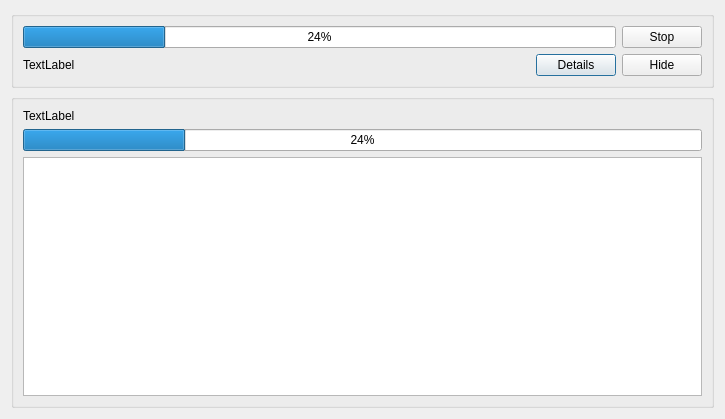
The window that src/ui/wizProgressDialog.ui (WizTeam/WizQTClient) describes before a commit, drawn with Qt 5.
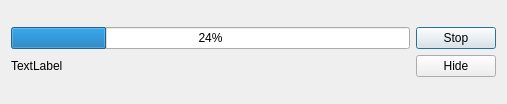
The same window after the commit.

Diff of the .ui file:
```diff
--- a/src/ui/wizProgressDialog.ui
+++ b/src/ui/wizProgressDialog.ui
@@ -6,8 +6,8 @@
    <rect>
     <x>0</x>
     <y>0</y>
-    <width>725</width>
-    <height>419</height>
+    <width>507</width>
+    <height>104</height>
    </rect>
   </property>
   <property name="sizePolicy">
@@ -21,12 +21,6 @@
   </property>
   <layout class="QVBoxLayout" name="verticalLayout_6">
    <item>
-    <widget class="QGroupBox" name="groupBox">
-     <property name="title">
-      <string/>
-     </property>
-     <layout class="QVBoxLayout" name="verticalLayout_4">
-      <item>
        <layout class="QHBoxLayout" name="horizontalLayout_2">
         <item>
          <layout class="QVBoxLayout" name="verticalLayout">
@@ -41,31 +35,17 @@
            <layout class="QHBoxLayout" name="horizontalLayout">
             <item>
              <widget class="QLabel" name="labelAction">
+           <property name="sizePolicy">
+            <sizepolicy hsizetype="Expanding" vsizetype="Preferred">
+             <horstretch>0</horstretch>
+             <verstretch>0</verstretch>
+            </sizepolicy>
+           </property>
               <property name="text">
                <string>TextLabel</string>
               </property>
              </widget>
             </item>
-            <item>
-             <spacer name="horizontalSpacer">
-              <property name="orientation">
-               <enum>Qt::Horizontal</enum>
-              </property>
-              <property name="sizeHint" stdset="0">
-               <size>
-                <width>40</width>
-                <height>20</height>
-               </size>
-              </property>
-             </spacer>
-            </item>
-            <item>
-             <widget class="QPushButton" name="pushButton_3">
-              <property name="text">
-               <string>Details</string>
-              </property>
-             </widget>
-            </item>
            </layout>
           </item>
          </layout>
@@ -89,53 +69,6 @@
          </layout>
         </item>
        </layout>
-      </item>
-     </layout>
-    </widget>
-   </item>
-   <item>
-    <widget class="QGroupBox" name="groupBox_2">
-     <property name="title">
-      <string/>
-     </property>
-     <layout class="QVBoxLayout" name="verticalLayout_5">
-      <item>
-       <widget class="QWidget" name="widget" native="true">
-        <layout class="QVBoxLayout" name="verticalLayout_3">
-         <property name="leftMargin">
-          <number>0</number>
-         </property>
-         <property name="topMargin">
-          <number>0</number>
-         </property>
-         <property name="rightMargin">
-          <number>0</number>
-         </property>
-         <property name="bottomMargin">
-          <number>0</number>
-         </property>
-         <item>
-          <widget class="QLabel" name="labelDetails">
-           <property name="text">
-            <string>TextLabel</string>
-           </property>
-          </widget>
-         </item>
-         <item>
-          <widget class="QProgressBar" name="detailsProgress">
-           <property name="value">
-            <number>24</number>
-           </property>
-          </widget>
-         </item>
-         <item>
-          <widget class="QTextBrowser" name="textBrowser"/>
-         </item>
-        </layout>
-       </widget>
-      </item>
-     </layout>
-    </widget>
    </item>
   </layout>
  </widget>
```
Left out of the diff: 4 changed lines with no effect on the pictures. Lines whose indentation alone changed are shown as unchanged.
